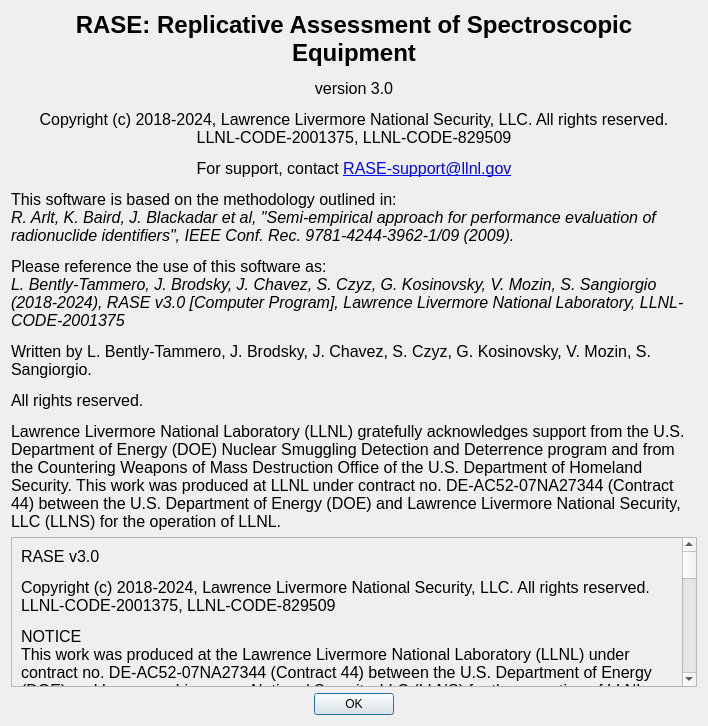
This is src/ui/about_dialog.ui in llnl/RASE as Qt 5 draws it before an edit. The edited form follows.
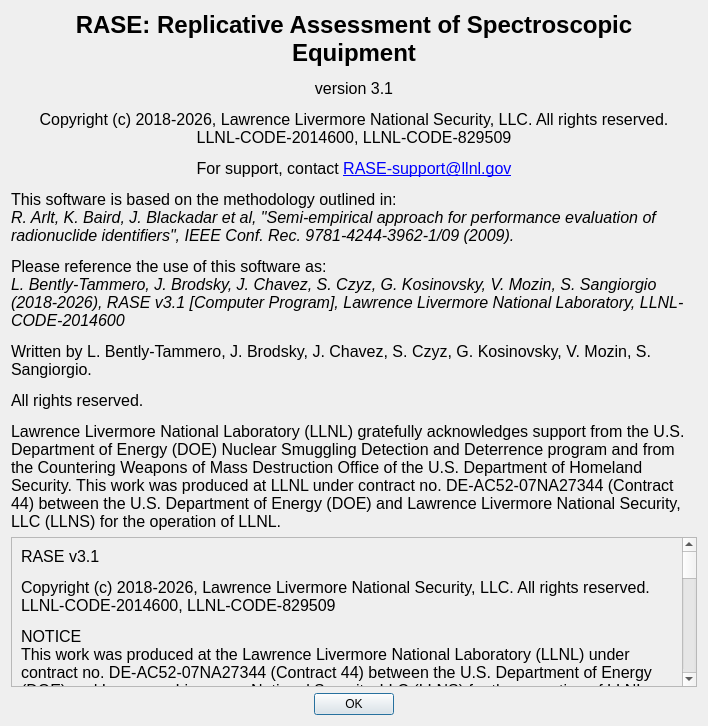
This is the edited form.

```diff
--- a/src/ui/about_dialog.ui
+++ b/src/ui/about_dialog.ui
@@ -17,7 +17,7 @@
    <item>
     <widget class="QLabel" name="label">
      <property name="text">
-      <string>&lt;html&gt;&lt;head/&gt;&lt;body&gt;&lt;p align=&quot;center&quot;&gt;&lt;span style=&quot; font-family:'Times New Roman,serif'; font-size:18pt; font-weight:600;&quot;&gt;RASE: Replicative Assessment of Spectroscopic Equipment&lt;/span&gt;&lt;/p&gt;&lt;p align=&quot;center&quot;&gt;&lt;span style=&quot; font-family:'Times New Roman,serif'; font-size:12pt;&quot;&gt;version 3.0&lt;/span&gt;&lt;/p&gt;&lt;p align=&quot;center&quot;&gt;&lt;span style=&quot; font-family:'Times New Roman,serif'; font-size:12pt;&quot;&gt;Copyright (c) 2018-2024, Lawrence Livermore National Security, LLC. All rights reserved. &lt;br/&gt;LLNL-CODE-2001375, LLNL-CODE-829509&lt;/span&gt;&lt;/p&gt;&lt;p align=&quot;center&quot;&gt;&lt;span style=&quot; font-family:'Times New Roman,serif'; font-size:12pt;&quot;&gt;For support, contact &lt;/span&gt;&lt;a href=&quot;mailto:RASE-support@llnl.gov&quot;&gt;&lt;span style=&quot; font-family:'Times New Roman,serif'; font-size:12pt; text-decoration: underline; color:#0000ff;&quot;&gt;RASE-support@llnl.gov&lt;/span&gt;&lt;/a&gt;&lt;/p&gt;&lt;p&gt;&lt;span style=&quot; font-family:'Times New Roman,serif'; font-size:12pt;&quot;&gt;This software is based on the methodology outlined in:&lt;br/&gt;&lt;/span&gt;&lt;span style=&quot; font-family:'Times New Roman,serif'; font-size:12pt; font-style:italic;&quot;&gt;R. Arlt, K. Baird, J. Blackadar et al, &amp;quot;Semi-empirical approach for performance evaluation of radionuclide identifiers&amp;quot;, IEEE Conf. Rec. 9781-4244-3962-1/09 (2009).&lt;/span&gt;&lt;/p&gt;&lt;p&gt;&lt;span style=&quot; font-family:'Times New Roman,serif'; font-size:12pt;&quot;&gt;Please reference the use of this software as:&lt;br/&gt;&lt;/span&gt;&lt;span style=&quot; font-family:'Times New Roman,serif'; font-size:12pt; font-style:italic;&quot;&gt;L. Bently-Tammero, J. Brodsky, J. Chavez, S. Czyz, G. Kosinovsky, V. Mozin, S. Sangiorgio (2018-2024), RASE v3.0 [Computer Program], Lawrence Livermore National Laboratory, LLNL-CODE-2001375&lt;/span&gt;&lt;/p&gt;&lt;p&gt;&lt;span style=&quot; font-family:'Times New Roman,serif'; font-size:12pt;&quot;&gt;Written by L. Bently-Tammero, J. Brodsky, J. Chavez, S. Czyz, G. Kosinovsky, V. Mozin, S. Sangiorgio. &lt;/span&gt;&lt;/p&gt;&lt;p&gt;&lt;span style=&quot; font-family:'Times New Roman,serif'; font-size:12pt;&quot;&gt;All rights reserved.&lt;/span&gt;&lt;/p&gt;&lt;p&gt;&lt;span style=&quot; font-family:'Times New Roman,serif'; font-size:12pt;&quot;&gt;Lawrence Livermore National Laboratory (LLNL) gratefully acknowledges support from the U.S. Department of Energy (DOE) Nuclear Smuggling Detection and Deterrence program and from the Countering Weapons of Mass Destruction Office of the U.S. Department of Homeland Security. This work was produced at LLNL under contract no. DE-AC52-07NA27344 (Contract 44) between the U.S. Department of Energy (DOE) and Lawrence Livermore National Security, LLC (LLNS) for the operation of LLNL.&lt;/span&gt;&lt;/p&gt;&lt;/body&gt;&lt;/html&gt;</string>
+      <string>&lt;html&gt;&lt;head/&gt;&lt;body&gt;&lt;p align=&quot;center&quot;&gt;&lt;span style=&quot; font-family:'Times New Roman,serif'; font-size:18pt; font-weight:600;&quot;&gt;RASE: Replicative Assessment of Spectroscopic Equipment&lt;/span&gt;&lt;/p&gt;&lt;p align=&quot;center&quot;&gt;&lt;span style=&quot; font-family:'Times New Roman,serif'; font-size:12pt;&quot;&gt;version 3.1&lt;/span&gt;&lt;/p&gt;&lt;p align=&quot;center&quot;&gt;&lt;span style=&quot; font-family:'Times New Roman,serif'; font-size:12pt;&quot;&gt;Copyright (c) 2018-2026, Lawrence Livermore National Security, LLC. All rights reserved. &lt;br/&gt;LLNL-CODE-2014600, LLNL-CODE-829509&lt;/span&gt;&lt;/p&gt;&lt;p align=&quot;center&quot;&gt;&lt;span style=&quot; font-family:'Times New Roman,serif'; font-size:12pt;&quot;&gt;For support, contact &lt;/span&gt;&lt;a href=&quot;mailto:RASE-support@llnl.gov&quot;&gt;&lt;span style=&quot; font-family:'Times New Roman,serif'; font-size:12pt; text-decoration: underline; color:#0000ff;&quot;&gt;RASE-support@llnl.gov&lt;/span&gt;&lt;/a&gt;&lt;/p&gt;&lt;p&gt;&lt;span style=&quot; font-family:'Times New Roman,serif'; font-size:12pt;&quot;&gt;This software is based on the methodology outlined in:&lt;br/&gt;&lt;/span&gt;&lt;span style=&quot; font-family:'Times New Roman,serif'; font-size:12pt; font-style:italic;&quot;&gt;R. Arlt, K. Baird, J. Blackadar et al, &amp;quot;Semi-empirical approach for performance evaluation of radionuclide identifiers&amp;quot;, IEEE Conf. Rec. 9781-4244-3962-1/09 (2009).&lt;/span&gt;&lt;/p&gt;&lt;p&gt;&lt;span style=&quot; font-family:'Times New Roman,serif'; font-size:12pt;&quot;&gt;Please reference the use of this software as:&lt;br/&gt;&lt;/span&gt;&lt;span style=&quot; font-family:'Times New Roman,serif'; font-size:12pt; font-style:italic;&quot;&gt;L. Bently-Tammero, J. Brodsky, J. Chavez, S. Czyz, G. Kosinovsky, V. Mozin, S. Sangiorgio (2018-2026), RASE v3.1 [Computer Program], Lawrence Livermore National Laboratory, LLNL-CODE-2014600&lt;/span&gt;&lt;/p&gt;&lt;p&gt;&lt;span style=&quot; font-family:'Times New Roman,serif'; font-size:12pt;&quot;&gt;Written by L. Bently-Tammero, J. Brodsky, J. Chavez, S. Czyz, G. Kosinovsky, V. Mozin, S. Sangiorgio. &lt;/span&gt;&lt;/p&gt;&lt;p&gt;&lt;span style=&quot; font-family:'Times New Roman,serif'; font-size:12pt;&quot;&gt;All rights reserved.&lt;/span&gt;&lt;/p&gt;&lt;p&gt;&lt;span style=&quot; font-family:'Times New Roman,serif'; font-size:12pt;&quot;&gt;Lawrence Livermore National Laboratory (LLNL) gratefully acknowledges support from the U.S. Department of Energy (DOE) Nuclear Smuggling Detection and Deterrence program and from the Countering Weapons of Mass Destruction Office of the U.S. Department of Homeland Security. This work was produced at LLNL under contract no. DE-AC52-07NA27344 (Contract 44) between the U.S. Department of Energy (DOE) and Lawrence Livermore National Security, LLC (LLNS) for the operation of LLNL.&lt;/span&gt;&lt;/p&gt;&lt;/body&gt;&lt;/html&gt;</string>
      </property>
      <property name="scaledContents">
       <bool>false</bool>
@@ -48,7 +48,7 @@
        <item>
         <widget class="QLabel" name="label_2">
          <property name="text">
-          <string>&lt;html&gt;&lt;head/&gt;&lt;body&gt;&lt;p&gt;&lt;span style=&quot; font-family:'Times New Roman,serif'; font-size:12pt;&quot;&gt;RASE v3.0&lt;/span&gt;&lt;/p&gt;&lt;p&gt;&lt;span style=&quot; font-family:'Times New Roman,serif'; font-size:12pt;&quot;&gt;Copyright (c) 2018-2024, Lawrence Livermore National Security, LLC. All rights reserved. LLNL-CODE-2001375, LLNL-CODE-829509&lt;/span&gt;&lt;/p&gt;&lt;p&gt;&lt;span style=&quot; font-family:'Times New Roman,serif'; font-size:12pt;&quot;&gt;NOTICE&lt;br/&gt;This work was produced at the Lawrence Livermore National Laboratory (LLNL) under contract no. DE-AC52-07NA27344 (Contract 44) between the U.S. Department of Energy (DOE) and Lawrence Livermore National Security, LLC (LLNS) for the operation of LLNL. Copyright is reserved to Lawrence Livermore National Security, LLC for purposes of controlled dissemination, commercialization through formal licensing, or other disposition under terms of Contract 44; DOE policies, regulations and orders; and U.S. statutes. The rights of the Federal Government are reserved under Contract 44. &lt;/span&gt;&lt;/p&gt;&lt;p&gt;&lt;span style=&quot; font-family:'Times New Roman,serif'; font-size:12pt;&quot;&gt;DISCLAIMER&lt;br/&gt;THE SOFTWARE IS PROVIDED &amp;quot;AS IS&amp;quot;, WITHOUT WARRANTY OF ANY KIND, EXPRESS OR IMPLIED, INCLUDING BUT NOT LIMITED TO THE WARRANTIES OF MERCHANTABILITY, FITNESS FOR A PARTICULAR PURPOSE AND NONINFRINGEMENT. IN NO EVENT SHALL THE AUTHORS OR COPYRIGHT HOLDERS BE LIABLE FOR ANY CLAIM, DAMAGES OR OTHER LIABILITY, WHETHER IN AN ACTION OF CONTRACT, TORT OR OTHERWISE, ARISING FROM, OUT OF OR IN CONNECTION WITH THE SOFTWARE OR THE USE OR OTHER DEALINGS IN THE SOFTWARE.&lt;/span&gt;&lt;/p&gt;&lt;p&gt;&lt;span style=&quot; font-family:'Times New Roman,serif'; font-size:12pt;&quot;&gt;Reference herein to any specific commercial products, process, or service by trade name, trademark, manufacturer or otherwise does not necessarily constitute or imply its endorsement, recommendation, or favoring by the United States Government or Lawrence Livermore National Security, LLC. The views and opinions of authors expressed herein do not necessarily state or reflect those of the United States Government or Lawrence Livermore National Security, LLC, and shall not be used for advertising or product endorsement purposes.&lt;/span&gt;&lt;/p&gt;&lt;p&gt;&lt;span style=&quot; font-family:'Times New Roman,serif'; font-size:12pt;&quot;&gt;LICENSE&lt;/span&gt;&lt;span style=&quot; font-family:'Times New Roman,serif'; font-size:12pt; font-weight:600;&quot;&gt;&lt;br/&gt;&lt;/span&gt;&lt;span style=&quot; font-family:'Times New Roman,serif'; font-size:12pt;&quot;&gt;Permission is hereby granted, free of charge, to any person obtaining a copy of this software and associated documentation files (the &amp;quot;Software&amp;quot;), to deal in the Software without restriction, including without limitation the rights to use, copy, modify, merge, publish, distribute, sublicense, and/or sell copies of the Software, and to permit persons to whom the Software is furnished to do so, subject to the following conditions:&lt;/span&gt;&lt;/p&gt;&lt;p&gt;&lt;span style=&quot; font-family:'Times New Roman,serif'; font-size:12pt;&quot;&gt;The above copyright notice and this permission notice shall be included in all copies or substantial portions of the Software.&lt;/span&gt;&lt;/p&gt;&lt;p&gt;&lt;span style=&quot; font-family:'Times New Roman,serif'; font-size:12pt;&quot;&gt;Neither the name of LLNS nor the names of its contributors may be used to endorse or promote products derived from this software without specific prior written permission.&lt;/span&gt;&lt;/p&gt;&lt;/body&gt;&lt;/html&gt;</string>
+          <string>&lt;html&gt;&lt;head/&gt;&lt;body&gt;&lt;p&gt;&lt;span style=&quot; font-family:'Times New Roman,serif'; font-size:12pt;&quot;&gt;RASE v3.1&lt;/span&gt;&lt;/p&gt;&lt;p&gt;&lt;span style=&quot; font-family:'Times New Roman,serif'; font-size:12pt;&quot;&gt;Copyright (c) 2018-2026, Lawrence Livermore National Security, LLC. All rights reserved. LLNL-CODE-2014600, LLNL-CODE-829509&lt;/span&gt;&lt;/p&gt;&lt;p&gt;&lt;span style=&quot; font-family:'Times New Roman,serif'; font-size:12pt;&quot;&gt;NOTICE&lt;br/&gt;This work was produced at the Lawrence Livermore National Laboratory (LLNL) under contract no. DE-AC52-07NA27344 (Contract 44) between the U.S. Department of Energy (DOE) and Lawrence Livermore National Security, LLC (LLNS) for the operation of LLNL. Copyright is reserved to Lawrence Livermore National Security, LLC for purposes of controlled dissemination, commercialization through formal licensing, or other disposition under terms of Contract 44; DOE policies, regulations and orders; and U.S. statutes. The rights of the Federal Government are reserved under Contract 44. &lt;/span&gt;&lt;/p&gt;&lt;p&gt;&lt;span style=&quot; font-family:'Times New Roman,serif'; font-size:12pt;&quot;&gt;DISCLAIMER&lt;br/&gt;THE SOFTWARE IS PROVIDED &amp;quot;AS IS&amp;quot;, WITHOUT WARRANTY OF ANY KIND, EXPRESS OR IMPLIED, INCLUDING BUT NOT LIMITED TO THE WARRANTIES OF MERCHANTABILITY, FITNESS FOR A PARTICULAR PURPOSE AND NONINFRINGEMENT. IN NO EVENT SHALL THE AUTHORS OR COPYRIGHT HOLDERS BE LIABLE FOR ANY CLAIM, DAMAGES OR OTHER LIABILITY, WHETHER IN AN ACTION OF CONTRACT, TORT OR OTHERWISE, ARISING FROM, OUT OF OR IN CONNECTION WITH THE SOFTWARE OR THE USE OR OTHER DEALINGS IN THE SOFTWARE.&lt;/span&gt;&lt;/p&gt;&lt;p&gt;&lt;span style=&quot; font-family:'Times New Roman,serif'; font-size:12pt;&quot;&gt;Reference herein to any specific commercial products, process, or service by trade name, trademark, manufacturer or otherwise does not necessarily constitute or imply its endorsement, recommendation, or favoring by the United States Government or Lawrence Livermore National Security, LLC. The views and opinions of authors expressed herein do not necessarily state or reflect those of the United States Government or Lawrence Livermore National Security, LLC, and shall not be used for advertising or product endorsement purposes.&lt;/span&gt;&lt;/p&gt;&lt;p&gt;&lt;span style=&quot; font-family:'Times New Roman,serif'; font-size:12pt;&quot;&gt;LICENSE&lt;/span&gt;&lt;span style=&quot; font-family:'Times New Roman,serif'; font-size:12pt; font-weight:600;&quot;&gt;&lt;br/&gt;&lt;/span&gt;&lt;span style=&quot; font-family:'Times New Roman,serif'; font-size:12pt;&quot;&gt;Permission is hereby granted, free of charge, to any person obtaining a copy of this software and associated documentation files (the &amp;quot;Software&amp;quot;), to deal in the Software without restriction, including without limitation the rights to use, copy, modify, merge, publish, distribute, sublicense, and/or sell copies of the Software, and to permit persons to whom the Software is furnished to do so, subject to the following conditions:&lt;/span&gt;&lt;/p&gt;&lt;p&gt;&lt;span style=&quot; font-family:'Times New Roman,serif'; font-size:12pt;&quot;&gt;The above copyright notice and this permission notice shall be included in all copies or substantial portions of the Software.&lt;/span&gt;&lt;/p&gt;&lt;p&gt;&lt;span style=&quot; font-family:'Times New Roman,serif'; font-size:12pt;&quot;&gt;Neither the name of LLNS nor the names of its contributors may be used to endorse or promote products derived from this software without specific prior written permission.&lt;/span&gt;&lt;/p&gt;&lt;/body&gt;&lt;/html&gt;</string>
          </property>
          <property name="wordWrap">
           <bool>true</bool>
```
Left out of the diff: 6 changed lines with no effect on the pictures.
